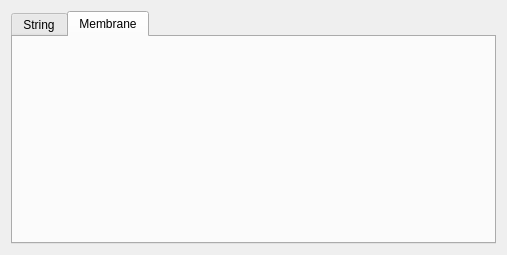
mi-creative/MIMS, file ui/topoGenerator.ui: the form before one commit.
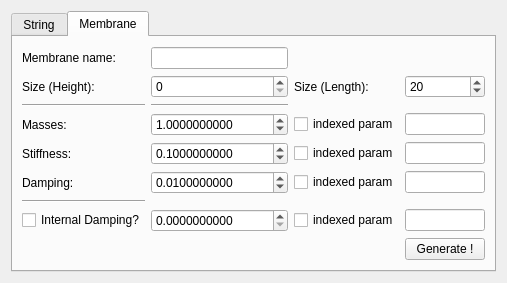
The form after the commit. The open tabs and pages were chosen to show the change.

Commit message: Membrane Generator code function. Switched model files to plain text.

Patch:
```diff
--- a/ui/topoGenerator.ui
+++ b/ui/topoGenerator.ui
@@ -7,14 +7,14 @@
     <x>0</x>
     <y>0</y>
     <width>482</width>
-    <height>236</height>
+    <height>262</height>
    </rect>
   </property>
   <property name="windowTitle">
    <string>Form</string>
   </property>
-  <layout class="QHBoxLayout" name="horizontalLayout">
-   <item>
+  <layout class="QGridLayout" name="gridLayout_3">
+   <item row="0" column="0">
     <widget class="QTabWidget" name="tabWidget">
      <property name="currentIndex">
       <number>0</number>
@@ -230,6 +230,218 @@
       <attribute name="title">
        <string>Membrane</string>
       </attribute>
+      <layout class="QGridLayout" name="gridLayout_4">
+       <item row="0" column="0">
+        <layout class="QGridLayout" name="gridLayout_2">
+         <item row="3" column="1">
+          <widget class="QSpinBox" name="memH"/>
+         </item>
+         <item row="5" column="1">
+          <widget class="QDoubleSpinBox" name="memM">
+           <property name="decimals">
+            <number>10</number>
+           </property>
+           <property name="minimum">
+            <double>0.000000000000000</double>
+           </property>
+           <property name="maximum">
+            <double>1000000000.000000000000000</double>
+           </property>
+           <property name="singleStep">
+            <double>0.000000000000000</double>
+           </property>
+           <property name="value">
+            <double>1.000000000000000</double>
+           </property>
+          </widget>
+         </item>
+         <item row="7" column="0">
+          <widget class="QLabel" name="label_7">
+           <property name="text">
+            <string>Damping:</string>
+           </property>
+          </widget>
+         </item>
+         <item row="7" column="1">
+          <widget class="QDoubleSpinBox" name="memZ">
+           <property name="decimals">
+            <number>10</number>
+           </property>
+           <property name="maximum">
+            <double>1000000.000000000000000</double>
+           </property>
+           <property name="singleStep">
+            <double>0.000000000000000</double>
+           </property>
+           <property name="value">
+            <double>0.010000000000000</double>
+           </property>
+          </widget>
+         </item>
+         <item row="6" column="1">
+          <widget class="QDoubleSpinBox" name="memK">
+           <property name="decimals">
+            <number>10</number>
+           </property>
+           <property name="maximum">
+            <double>10000000000.000000000000000</double>
+           </property>
+           <property name="singleStep">
+            <double>0.000000000000000</double>
+           </property>
+           <property name="value">
+            <double>0.100000000000000</double>
+           </property>
+          </widget>
+         </item>
+         <item row="6" column="0">
+          <widget class="QLabel" name="label_6">
+           <property name="text">
+            <string>Stiffness:</string>
+           </property>
+          </widget>
+         </item>
+         <item row="7" column="3">
+          <widget class="QLineEdit" name="memZ_name"/>
+         </item>
+         <item row="5" column="0">
+          <widget class="QLabel" name="label_8">
+           <property name="text">
+            <string>Masses:</string>
+           </property>
+          </widget>
+         </item>
+         <item row="4" column="1">
+          <widget class="Line" name="line_4">
+           <property name="orientation">
+            <enum>Qt::Horizontal</enum>
+           </property>
+          </widget>
+         </item>
+         <item row="0" column="1">
+          <widget class="QLineEdit" name="mem_name"/>
+         </item>
+         <item row="0" column="0">
+          <widget class="QLabel" name="label_9">
+           <property name="font">
+            <font>
+             <pointsize>9</pointsize>
+             <weight>50</weight>
+             <bold>false</bold>
+            </font>
+           </property>
+           <property name="text">
+            <string>Membrane name:</string>
+           </property>
+          </widget>
+         </item>
+         <item row="5" column="2">
+          <widget class="QCheckBox" name="mCB_2">
+           <property name="text">
+            <string>indexed param</string>
+           </property>
+          </widget>
+         </item>
+         <item row="6" column="3">
+          <widget class="QLineEdit" name="memK_name"/>
+         </item>
+         <item row="5" column="3">
+          <widget class="QLineEdit" name="memM_name"/>
+         </item>
+         <item row="6" column="2">
+          <widget class="QCheckBox" name="kCB_mem">
+           <property name="text">
+            <string>indexed param</string>
+           </property>
+          </widget>
+         </item>
+         <item row="7" column="2">
+          <widget class="QCheckBox" name="zCB_2">
+           <property name="text">
+            <string>indexed param</string>
+           </property>
+          </widget>
+         </item>
+         <item row="8" column="0">
+          <widget class="Line" name="line_6">
+           <property name="orientation">
+            <enum>Qt::Horizontal</enum>
+           </property>
+          </widget>
+         </item>
+         <item row="10" column="3">
+          <widget class="QPushButton" name="genMem">
+           <property name="font">
+            <font>
+             <pointsize>9</pointsize>
+            </font>
+           </property>
+           <property name="text">
+            <string>Generate !</string>
+           </property>
+          </widget>
+         </item>
+         <item row="9" column="0">
+          <widget class="QCheckBox" name="intDmp_mem">
+           <property name="text">
+            <string>Internal Damping?</string>
+           </property>
+          </widget>
+         </item>
+         <item row="9" column="1">
+          <widget class="QDoubleSpinBox" name="memZosc">
+           <property name="decimals">
+            <number>10</number>
+           </property>
+          </widget>
+         </item>
+         <item row="9" column="2">
+          <widget class="QCheckBox" name="zoscCB_2">
+           <property name="text">
+            <string>indexed param</string>
+           </property>
+          </widget>
+         </item>
+         <item row="9" column="3">
+          <widget class="QLineEdit" name="memZosc_name"/>
+         </item>
+         <item row="3" column="2">
+          <widget class="QLabel" name="label_10">
+           <property name="text">
+            <string>Size (Length):</string>
+           </property>
+          </widget>
+         </item>
+         <item row="3" column="3">
+          <widget class="QSpinBox" name="memL">
+           <property name="minimum">
+            <number>1</number>
+           </property>
+           <property name="maximum">
+            <number>800</number>
+           </property>
+           <property name="value">
+            <number>20</number>
+           </property>
+          </widget>
+         </item>
+         <item row="4" column="0">
+          <widget class="Line" name="line_5">
+           <property name="orientation">
+            <enum>Qt::Horizontal</enum>
+           </property>
+          </widget>
+         </item>
+         <item row="3" column="0">
+          <widget class="QLabel" name="label_11">
+           <property name="text">
+            <string>Size (Height):</string>
+           </property>
+          </widget>
+         </item>
+        </layout>
+       </item>
+      </layout>
      </widget>
     </widget>
    </item>
```
The commit also changes 3 other files.
